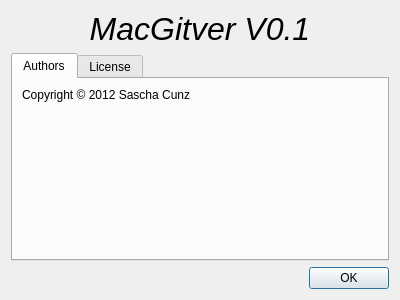
macgitver/MacGitver, file libMacGitverCore/App/AboutDlg.ui: the form before one commit.
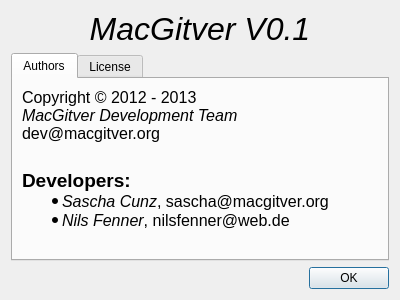
The form after the commit.

Commit message: More appropiate (C)-Message

Patch:
```diff
--- a/libMacGitverCore/App/AboutDlg.ui
+++ b/libMacGitverCore/App/AboutDlg.ui
@@ -43,7 +43,15 @@
        <item row="0" column="0">
         <widget class="QLabel" name="label_3">
          <property name="text">
-          <string>Copyright © 2012 Sascha Cunz</string>
+          <string>&lt;p style=&quot;font-size:12pt&quot;&gt;Copyright © 2012 - 2013&lt;br/&gt;
+&lt;i&gt;MacGitver Development Team&lt;/i&gt;&lt;br/&gt;
+dev@macgitver.org&lt;/p&gt;&lt;br/&gt;
+
+&lt;b style=&quot;font-size: 14pt&quot;&gt;Developers:&lt;/b&gt;
+&lt;ul style=&quot;font-size: 12pt;margin: 0px;&quot;&gt;
+&lt;li&gt;&lt;i&gt;Sascha Cunz&lt;/i&gt;, sascha@macgitver.org&lt;/li&gt;
+&lt;li&gt;&lt;i&gt;Nils Fenner&lt;/i&gt;, nilsfenner@web.de&lt;/li&gt;
+&lt;/ul&gt;</string>
          </property>
          <property name="alignment">
           <set>Qt::AlignLeading|Qt::AlignLeft|Qt::AlignTop</set>
```
